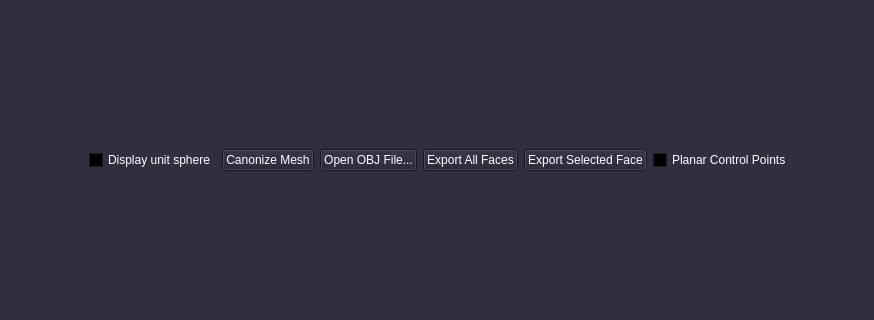
This is src/gui/mainwindow.ui in borisbordeaux/Auto_Frac as Qt 5 draws it before an edit; both pictures show x 87 to 961 and y 360 to 680 of the 1055 by 1039 pixel window. The edited form follows.
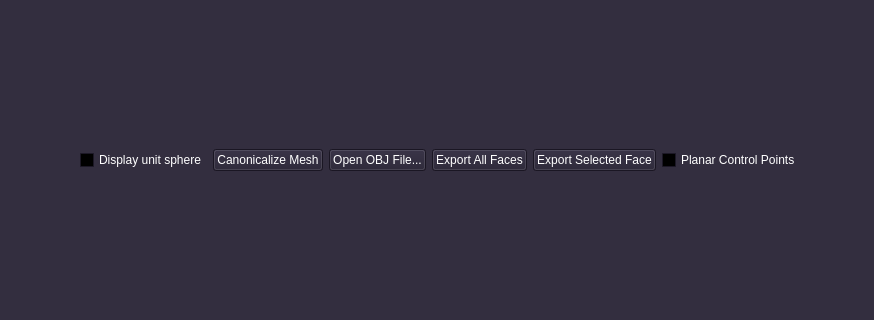
This is the edited form. The open tabs and pages were chosen to show the change.

Patch:
```diff
--- a/src/gui/mainwindow.ui
+++ b/src/gui/mainwindow.ui
@@ -1585,7 +1585,7 @@
             <item>
              <widget class="QPushButton" name="pushButton_canonizeMesh">
               <property name="text">
-               <string>Canonize Mesh</string>
+               <string>Canonicalize Mesh</string>
               </property>
              </widget>
             </item>
```
